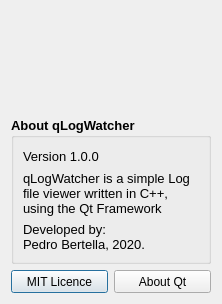
The window that qLogWatcher/about.ui (pedrobertella/LiveFile) describes before a commit, drawn with Qt 5.
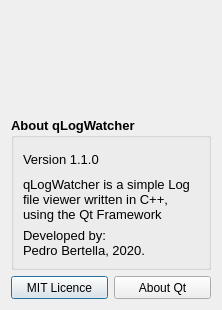
The same window after the commit. Icons and pictures are not drawn.

The edit to the form file:
```diff
--- a/qLogWatcher/about.ui
+++ b/qLogWatcher/about.ui
@@ -7,7 +7,7 @@
     <x>0</x>
     <y>0</y>
     <width>218</width>
-    <height>304</height>
+    <height>310</height>
    </rect>
   </property>
   <property name="windowTitle">
@@ -63,7 +63,7 @@
          </font>
         </property>
         <property name="text">
-         <string>Version 1.0.0</string>
+         <string>Version 1.1.0</string>
         </property>
         <property name="wordWrap">
          <bool>true</bool>
```
Left out of the diff: 2 changed lines with no effect on the pictures.
